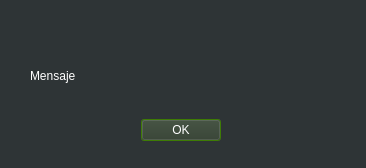
Before: the Qt Designer form UI_Files/dialogwin.ui in JorgeGuerra99/software_sport_bike, drawn with Qt 5.
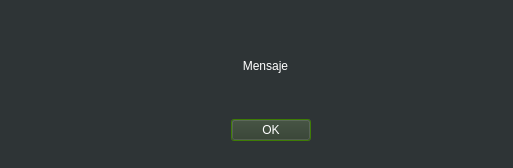
After: the same form once the commit is applied.

The edit to the form file:
```diff
--- a/UI_Files/dialogwin.ui
+++ b/UI_Files/dialogwin.ui
@@ -6,7 +6,7 @@
    <rect>
     <x>0</x>
     <y>0</y>
-    <width>366</width>
+    <width>513</width>
     <height>168</height>
    </rect>
   </property>
@@ -485,7 +485,7 @@
   <widget class="QDialogButtonBox" name="buttonBox">
    <property name="geometry">
     <rect>
-     <x>70</x>
+     <x>160</x>
      <y>110</y>
      <width>221</width>
      <height>41</height>
@@ -505,14 +505,17 @@
    <property name="geometry">
     <rect>
      <x>30</x>
-     <y>50</y>
-     <width>311</width>
-     <height>51</height>
+     <y>20</y>
+     <width>471</width>
+     <height>91</height>
     </rect>
    </property>
    <property name="text">
     <string>Mensaje</string>
    </property>
+   <property name="alignment">
+    <set>Qt::AlignCenter</set>
+   </property>
   </widget>
  </widget>
  <resources/>
```
